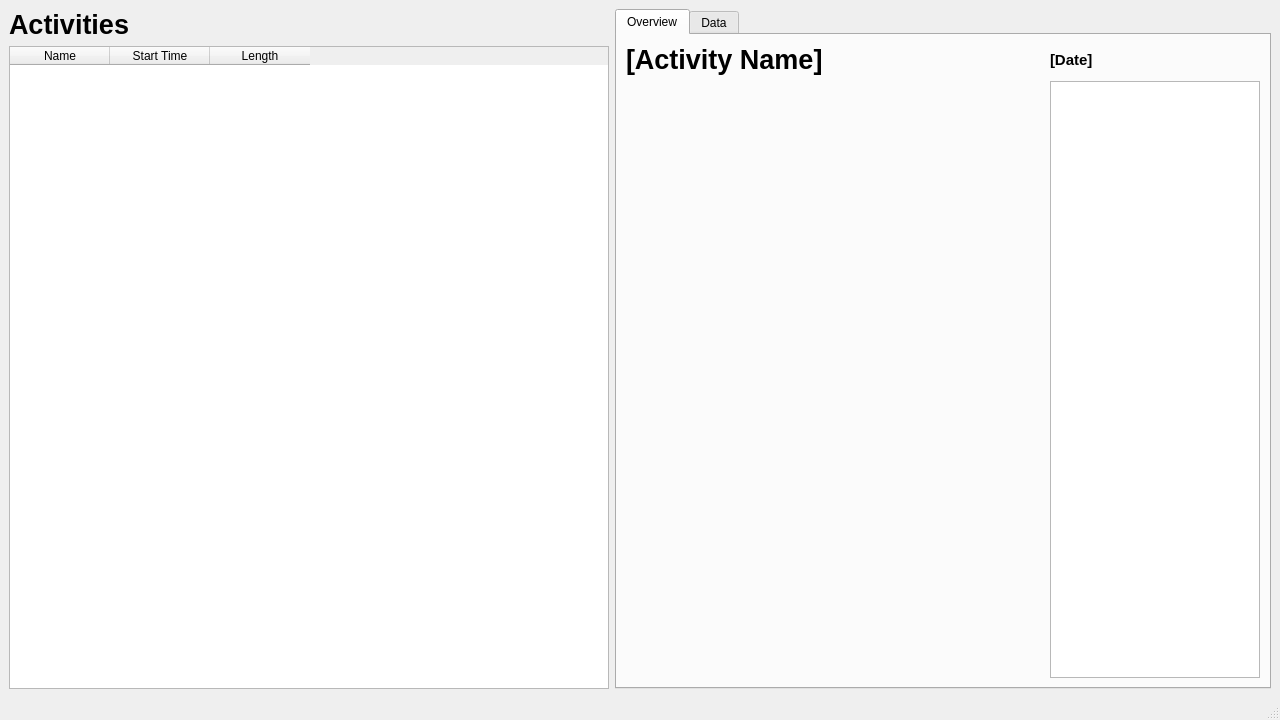
Above: main.ui from TomFryers/activate before the change. Below: the same form after it.
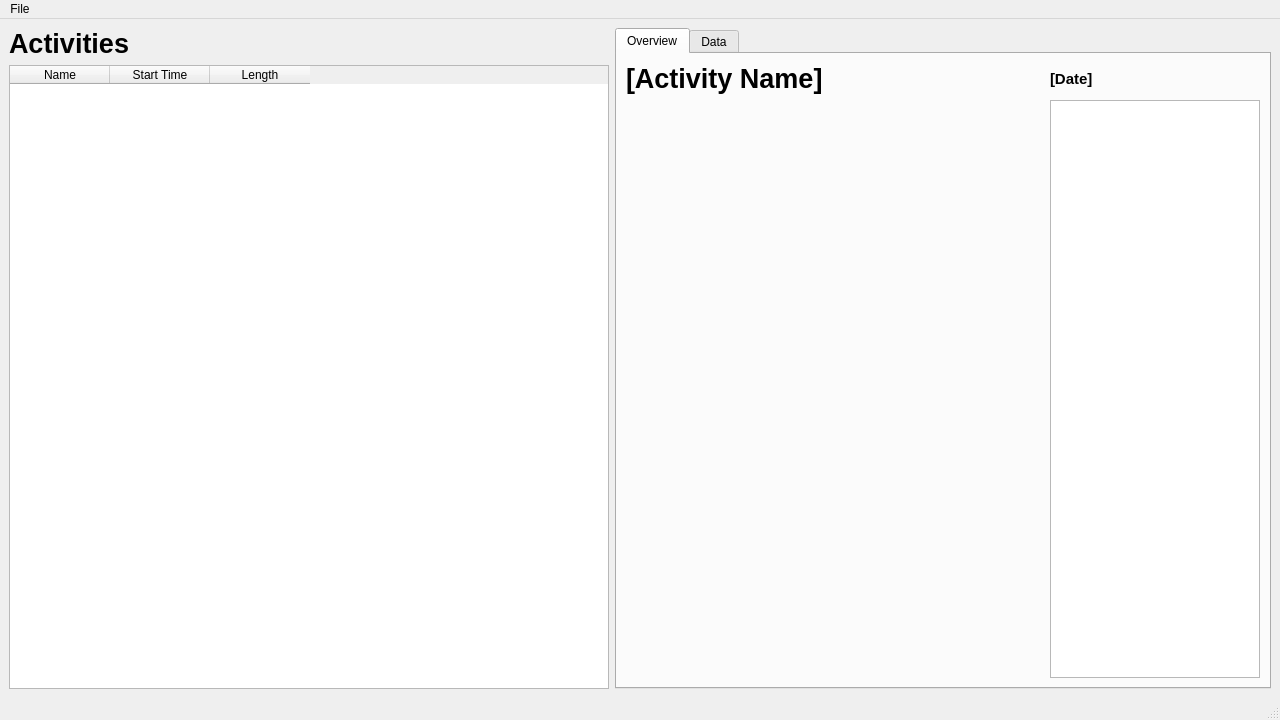
That is the form after the change. Custom widgets are drawn as their Qt base class.

```diff
--- a/main.ui
+++ b/main.ui
@@ -48,9 +48,6 @@
         <property name="horizontalScrollBarPolicy">
          <enum>Qt::ScrollBarAlwaysOff</enum>
         </property>
-        <property name="sizeAdjustPolicy">
-         <enum>QAbstractScrollArea::AdjustToContents</enum>
-        </property>
         <property name="editTriggers">
          <set>QAbstractItemView::NoEditTriggers</set>
         </property>
@@ -216,9 +213,16 @@
      <x>0</x>
      <y>0</y>
      <width>1280</width>
-     <height>30</height>
+     <height>24</height>
     </rect>
    </property>
+   <widget class="QMenu" name="menuFile">
+    <property name="title">
+     <string>File</string>
+    </property>
+    <addaction name="action_import"/>
+   </widget>
+   <addaction name="menuFile"/>
   </widget>
   <widget class="QStatusBar" name="statusbar"/>
  </widget>
```
Left out of the diff: 8 changed lines with no effect on the pictures.
